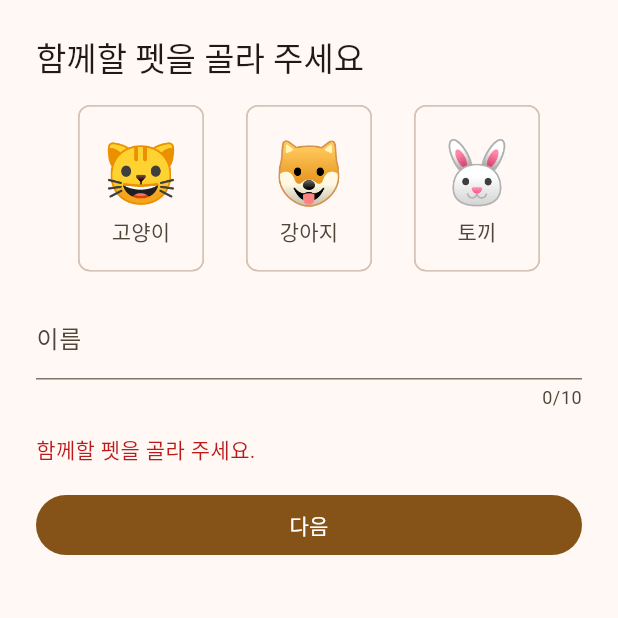
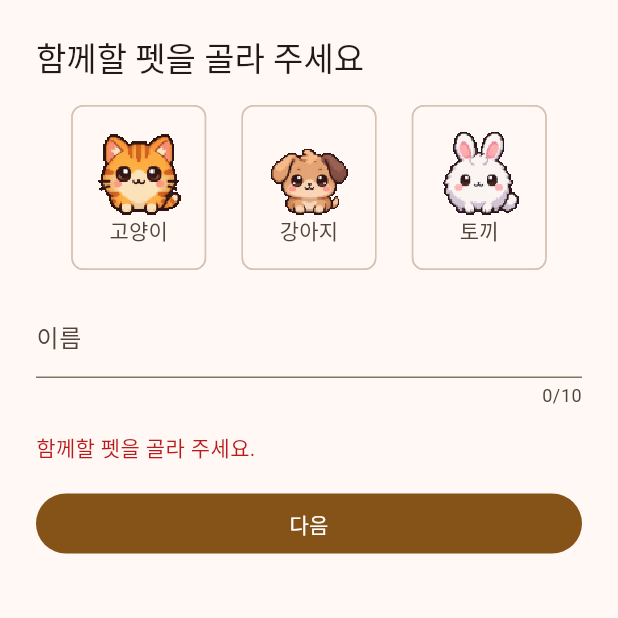
Before and after one commit to 0JustDoIT1/todo-pet, a Flutter app: the screen it shows after launch, after a tap on "시작하기", after a tap on "다음", on a phone screen of 412 x 824 dp, the top half of it. Run offline on Flutter 3.47's test engine with Material 3 defaults, Android fonts, the phone set to English and light mode, and no system bars; our stand-ins replace drift, drift_flutter, flutter_riverpod; accounts and stored records are empty; generated files the repository leaves out were written again.

Commit message:
feat: 펫·먹이 그림과 앱 아이콘 적용

```diff
--- a/lib/features/onboarding/ui/onboarding_screen.dart
+++ b/lib/features/onboarding/ui/onboarding_screen.dart
@@ -4,6 +4,7 @@ import 'package:flutter_riverpod/flutter_riverpod.dart';
 import '../../../core/error/app_exception.dart';
 import '../../pet/domain/species.dart';
 import '../../pet/ui/pet_picker_sheet.dart';
+import '../../pet/ui/pet_sprite.dart';
 import '../data/onboarding_service.dart';
 
 /// 온보딩 (PRD F6, 기획서 5.9): 소개 → 펫 고르기·이름 → 첫 할일 1~3개.
@@ -84,10 +85,17 @@ class _OnboardingScreenState extends ConsumerState<OnboardingScreen> {
       spacing: 20,
       children: [
         const SizedBox(height: 48),
-        const Text(
-          '🐱 🐶 🐰',
-          textAlign: TextAlign.center,
-          style: TextStyle(fontSize: 56),
+        Row(
+          mainAxisAlignment: MainAxisAlignment.center,
+          children: [
+            for (final s in starterSpecies)
+              PetSprite(
+                speciesId: s.id,
+                stage: 1,
+                cell: SpriteCell.happy,
+                size: 88,
+              ),
+          ],
         ),
         Text(
           '할일을 끝내면 포인트가 쌓이고,\n그 포인트로 펫을 돌봐요',
@@ -110,15 +118,17 @@ class _OnboardingScreenState extends ConsumerState<OnboardingScreen> {
   Widget _firstTodos(BuildContext context) {
     final theme = Theme.of(context);
     final pet = _pet!;
-    final species = speciesById(pet.speciesId);
     return Column(
       crossAxisAlignment: CrossAxisAlignment.stretch,
       spacing: 16,
       children: [
         // 이름 뒤 조사(와/과)가 받침에 따라 달라 이름은 따로 줄에 둔다.
-        Text(
-          '${species?.placeholder ?? ''} ${pet.name}',
-          style: theme.textTheme.titleMedium,
+        Row(
+          spacing: 8,
+          children: [
+            PetSprite(speciesId: pet.speciesId, stage: 1, size: 48),
+            Text(pet.name, style: theme.textTheme.titleMedium),
+          ],
         ),
         Text('오늘 할일을 적어 주세요', style: theme.textTheme.titleLarge),
         const Text('하나만 적어도 괜찮아요. 완료하면 10P를 받아요.'),
--- a/lib/features/pet/domain/species.dart
+++ b/lib/features/pet/domain/species.dart
@@ -1,18 +1,15 @@
 /// 시작 펫 3종 (2026-11-25 결정). id는 DB와 그림 경로(`assets/pets/<id>/`)에 쓰이므로 바꾸지 않는다.
 class PetSpecies {
-  const PetSpecies(this.id, this.name, this.placeholder);
+  const PetSpecies(this.id, this.name);
 
   final String id;
   final String name;
-
-  /// 그림이 생기기 전까지 쓰는 임시 표시.
-  final String placeholder;
 }
 
 const starterSpecies = [
-  PetSpecies('cat', '고양이', '🐱'),
-  PetSpecies('dog', '강아지', '🐶'),
-  PetSpecies('rabbit', '토끼', '🐰'),
+  PetSpecies('cat', '고양이'),
+  PetSpecies('dog', '강아지'),
+  PetSpecies('rabbit', '토끼'),
 ];
 
 PetSpecies? speciesById(String id) {
--- a/lib/features/pet/ui/feed_sheet.dart
+++ b/lib/features/pet/ui/feed_sheet.dart
@@ -1,6 +1,7 @@
 import 'package:flutter/material.dart';
 
 import '../domain/foods.dart';
+import 'pet_sprite.dart';
 
 /// 먹이 고르기 (기획서 5.8). 고른 먹이를 돌려준다. 구매·급여는 호출하는 쪽에서 한다.
 Future<FoodItem?> showFeedSheet(
@@ -19,7 +20,7 @@ Future<FoodItem?> showFeedSheet(
         ),
         for (final f in foods)
           ListTile(
-            leading: const Icon(Icons.restaurant),
+            leading: FoodIcon(f),
             title: Text(f.name),
             subtitle: Text('배고픔 +${f.hunger} · 기분 +${f.mood}'),
             trailing: Text('${f.price}P'),
--- a/lib/features/pet/ui/pet_picker_sheet.dart
+++ b/lib/features/pet/ui/pet_picker_sheet.dart
@@ -3,6 +3,7 @@ import 'package:flutter/material.dart';
 import '../../../core/error/app_exception.dart';
 import '../domain/pet_rules.dart';
 import '../domain/species.dart';
+import 'pet_sprite.dart';
 
 /// 펫 고르기 결과.
 typedef PetChoice = ({String speciesId, String name});
@@ -89,7 +90,7 @@ class _PetPickerFormState extends State<PetPickerForm> {
                   padding: const EdgeInsets.symmetric(vertical: 8),
                   child: Column(
                     children: [
-                      Text(s.placeholder, style: const TextStyle(fontSize: 40)),
+                      PetSprite(speciesId: s.id, stage: 1, size: 56),
                       Text(s.name),
                     ],
                   ),
--- /dev/null
+++ b/lib/features/pet/ui/pet_sprite.dart
@@ -0,0 +1,62 @@
+import 'package:flutter/material.dart';
+
+import '../domain/foods.dart';
+import '../domain/pet_rules.dart';
+
+/// 표정 시트의 칸 (PRD 3.5): 기본 | 눈 감음 | 기쁨 | 배고픔.
+enum SpriteCell { neutral, blink, happy, hungry }
+
+/// 펫 표정 시트(1행 × 4칸)에서 한 칸만 보여준다. 픽셀이 흐려지지 않게 FilterQuality.none.
+class PetSprite extends StatelessWidget {
+  const PetSprite({
+    super.key,
+    required this.speciesId,
+    required this.stage,
+    this.cell = SpriteCell.neutral,
+    this.size = 64,
+  });
+
+  final String speciesId;
+  final int stage;
+  final SpriteCell cell;
+  final double size;
+
+  @override
+  Widget build(BuildContext context) {
+    final s = stage.clamp(1, PetRules.maxStagePhase1);
+    return SizedBox.square(
+      dimension: size,
+      child: ClipRect(
+        child: OverflowBox(
+          maxWidth: size * 4,
+          maxHeight: size,
+          // 칸 0~3 → 정렬 x -1, -1/3, 1/3, 1
+          alignment: Alignment(-1 + cell.index * 2 / 3, 0),
+          child: Image.asset(
+            'assets/pets/$speciesId/stage$s.png',
+            width: size * 4,
+            height: size,
+            fit: BoxFit.fill,
+            filterQuality: FilterQuality.none,
+          ),
+        ),
+      ),
+    );
+  }
+}
+
+/// 먹이 아이콘 (32×32 원본을 확대).
+class FoodIcon extends StatelessWidget {
+  const FoodIcon(this.food, {super.key, this.size = 40});
+
+  final FoodItem food;
+  final double size;
+
+  @override
+  Widget build(BuildContext context) => Image.asset(
+    'assets/food/${food.id}.png',
+    width: size,
+    height: size,
+    filterQuality: FilterQuality.none,
+  );
+}
```
Also changed, not shown: lib/features/pet/ui/pet_avatar.dart (+49 -24 lines), lib/features/settings/ui/settings_screen.dart (+8 -6 lines), lib/features/shop/ui/shop_screen.dart (+3 -5 lines), pubspec.yaml (+7 -0 lines), assets/food/basic.png (added), assets/food/snack.png (added), assets/food/special.png (added), assets/icon/app_icon.png (added), assets/pets/cat/stage1.png (added), assets/pets/cat/stage2.png (added), assets/pets/dog/stage1.png (added), assets/pets/dog/stage2.png (added), assets/pets/rabbit/stage1.png (added), assets/pets/rabbit/stage2.png (added), 20 other files.
